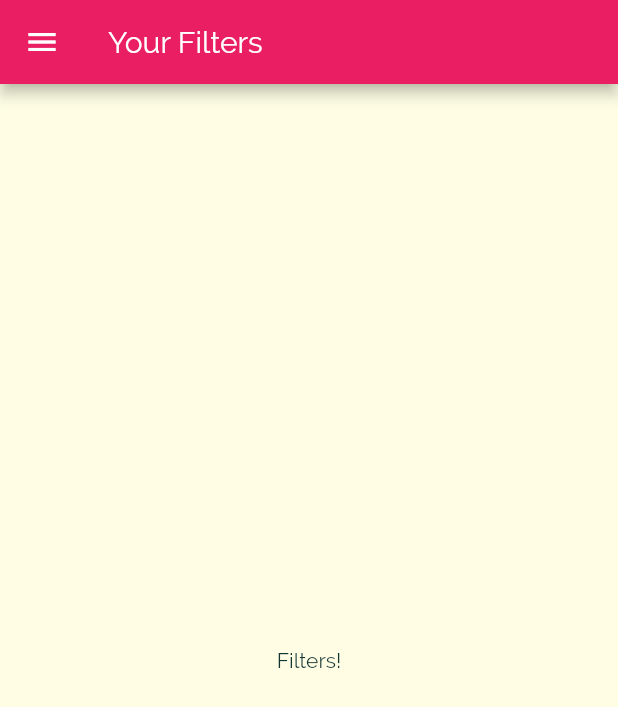
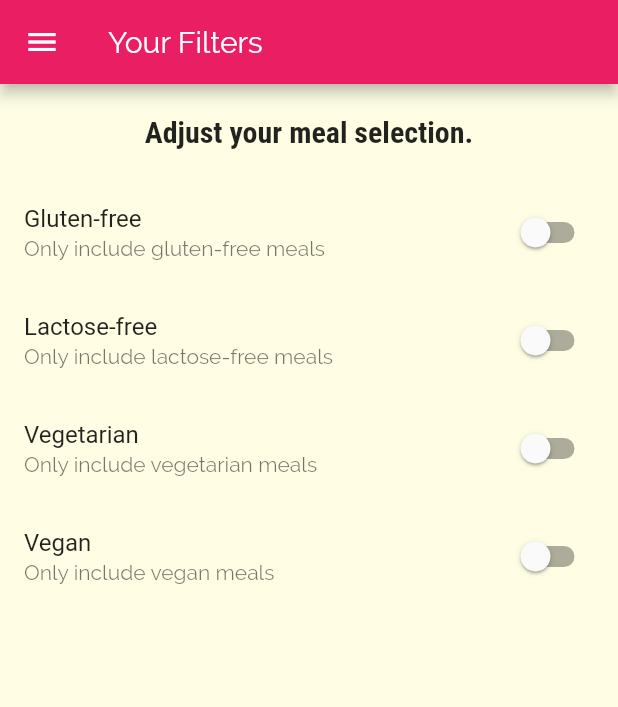
Before and after one commit to KariNarhi/flutter_meals_app, a Flutter app: the FiltersScreen screen opened by its route, on a phone screen of 412 x 824 dp. Shown: the top 707 px of the screen. Run offline on Flutter 3.47's test engine with Material 2 defaults, Android fonts, the phone set to English and light mode, and no system bars.

Commit message:
Adding filter switches

```diff
--- a/lib/screens/filters_screen.dart
+++ b/lib/screens/filters_screen.dart
@@ -1,8 +1,32 @@
 import 'package:flutter/material.dart';
 import '../widgets/main_drawer.dart';
 
-class FiltersScreen extends StatelessWidget {
+class FiltersScreen extends StatefulWidget {
   static const routeName = "/filters";
+
+  @override
+  _FiltersScreenState createState() => _FiltersScreenState();
+}
+
+class _FiltersScreenState extends State<FiltersScreen> {
+  bool _glutenFree = false;
+  bool _lactoseFree = false;
+  bool _vegetarian = false;
+  bool _vegan = false;
+
+  Widget _buildSwitchListTile(
+    String title,
+    String description,
+    bool currentValue,
+    Function updateValue,
+  ) {
+    return SwitchListTile(
+      title: Text(title),
+      value: currentValue,
+      subtitle: Text(description),
+      onChanged: updateValue,
+    );
+  }
 
   @override
   Widget build(BuildContext context) {
@@ -11,8 +35,62 @@ class FiltersScreen extends StatelessWidget {
         title: Text("Your Filters"),
       ),
       drawer: MainDrawer(),
-      body: Center(
-        child: Text("Filters!"),
+      body: Column(
+        children: <Widget>[
+          Container(
+            padding: EdgeInsets.all(20),
+            child: Text(
+              "Adjust your meal selection.",
+              style: Theme.of(context).textTheme.headline6,
+            ),
+          ),
+          Expanded(
+            child: ListView(
+              children: <Widget>[
+                _buildSwitchListTile(
+                  "Gluten-free",
+                  "Only include gluten-free meals",
+                  _glutenFree,
+                  (newValue) {
+                    setState(() {
+                      _glutenFree = newValue;
+                    });
+                  },
+                ),
+                _buildSwitchListTile(
+                  "Lactose-free",
+                  "Only include lactose-free meals",
+                  _lactoseFree,
+                  (newValue) {
+                    setState(() {
+                      _lactoseFree = newValue;
+                    });
+                  },
+                ),
+                _buildSwitchListTile(
+                  "Vegetarian",
+                  "Only include vegetarian meals",
+                  _vegetarian,
+                  (newValue) {
+                    setState(() {
+                      _vegetarian = newValue;
+                    });
+                  },
+                ),
+                _buildSwitchListTile(
+                  "Vegan",
+                  "Only include vegan meals",
+                  _vegan,
+                  (newValue) {
+                    setState(() {
+                      _vegan = newValue;
+                    });
+                  },
+                ),
+              ],
+            ),
+          ),
+        ],
       ),
     );
   }
```
